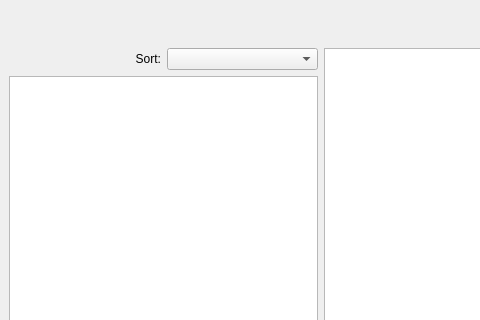
Qt form mainwindow.ui (artemsmolyak/books) before a commit; both pictures show x 0 to 480 and y 0 to 320 of the 956 by 782 pixel window.
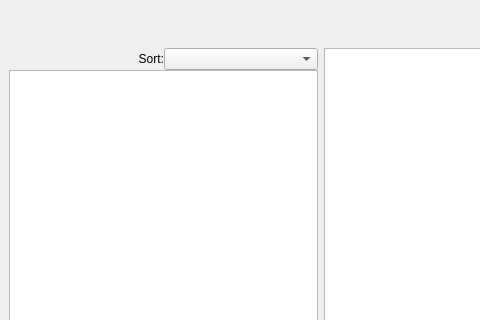
The same form after that commit. Icons and pictures are not drawn.

What changed in the file:
```diff
--- a/mainwindow.ui
+++ b/mainwindow.ui
@@ -10,6 +10,12 @@
     <height>782</height>
    </rect>
   </property>
+  <property name="sizePolicy">
+   <sizepolicy hsizetype="Expanding" vsizetype="Expanding">
+    <horstretch>0</horstretch>
+    <verstretch>0</verstretch>
+   </sizepolicy>
+  </property>
   <property name="windowTitle">
    <string>MainWindow</string>
   </property>
@@ -60,7 +66,16 @@
        <number>39</number>
       </property>
       <item>
-       <layout class="QVBoxLayout" name="verticalLayout_2">
+       <layout class="QVBoxLayout" name="verticalLayout_2" stretch="0,0">
+        <property name="spacing">
+         <number>0</number>
+        </property>
+        <property name="sizeConstraint">
+         <enum>QLayout::SetMinAndMaxSize</enum>
+        </property>
+        <property name="leftMargin">
+         <number>0</number>
+        </property>
         <item>
          <layout class="QHBoxLayout" name="horizontalLayout_3">
           <item>
```
Left out of the diff: 9 changed lines with no effect on the pictures.
